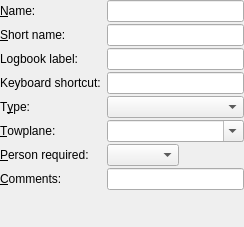
startkladde/startkladde, file src/gui/windows/objectEditor/LaunchMethodEditorPane.ui: the form before one commit.
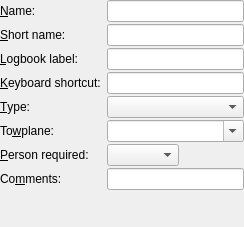
The form after the commit. Custom widgets are drawn as their Qt base class.

Commit message: Accelerators for all ui files (unique where possible) Add keyboard shorcuts documentation

Patch:
```diff
--- a/src/gui/windows/objectEditor/LaunchMethodEditorPane.ui
+++ b/src/gui/windows/objectEditor/LaunchMethodEditorPane.ui
@@ -33,7 +33,7 @@
    <item row="8" column="0">
     <widget class="QLabel" name="label_2">
      <property name="text">
-      <string>&amp;Comments:</string>
+      <string>Co&amp;mments:</string>
      </property>
      <property name="buddy">
       <cstring>commentsInput</cstring>
@@ -53,7 +53,7 @@
    <item row="2" column="0">
     <widget class="QLabel" name="label_4">
      <property name="text">
-      <string>Logbook label:</string>
+      <string>&amp;Logbook label:</string>
      </property>
      <property name="buddy">
       <cstring>logStringInput</cstring>
@@ -63,7 +63,7 @@
    <item row="4" column="0">
     <widget class="QLabel" name="label_5">
      <property name="text">
-      <string>Keyboard shortcut:</string>
+      <string>&amp;Keyboard shortcut:</string>
      </property>
      <property name="buddy">
       <cstring>keyboardShortcutInput</cstring>
@@ -73,7 +73,7 @@
    <item row="5" column="0">
     <widget class="QLabel" name="label_6">
      <property name="text">
-      <string>T&amp;ype:</string>
+      <string>&amp;Type:</string>
      </property>
      <property name="buddy">
       <cstring>typeInput</cstring>
@@ -83,7 +83,7 @@
    <item row="6" column="0">
     <widget class="QLabel" name="label_7">
      <property name="text">
-      <string>&amp;Towplane:</string>
+      <string>To&amp;wplane:</string>
      </property>
      <property name="buddy">
       <cstring>towplaneRegistrationInput</cstring>
```
The commit also changes 11 other files.
